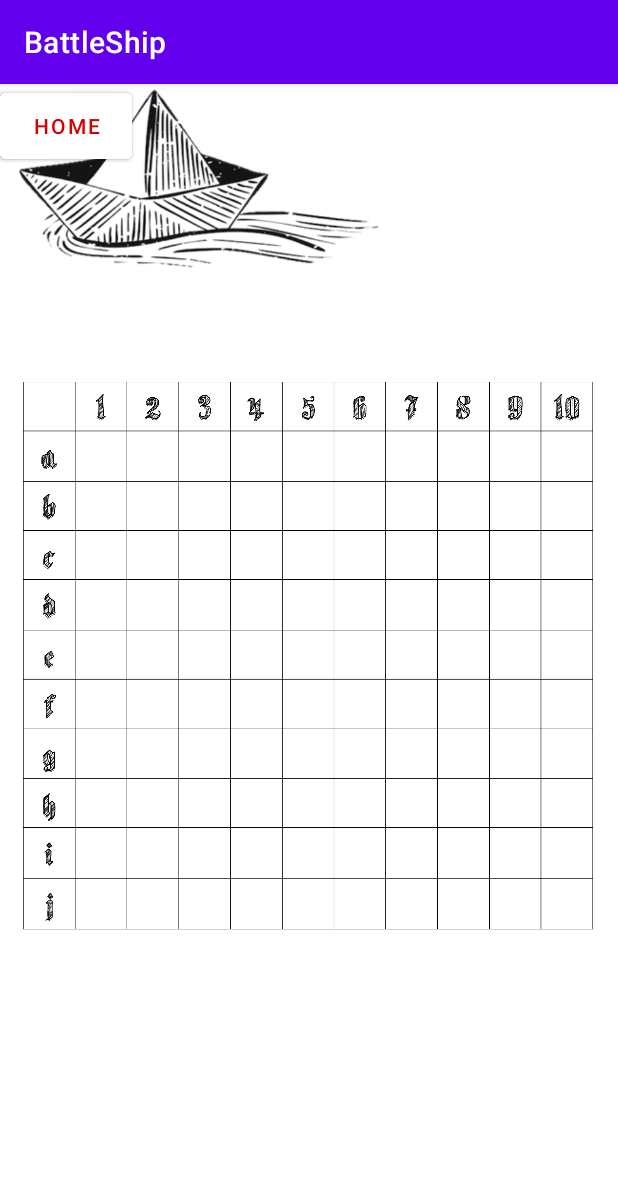
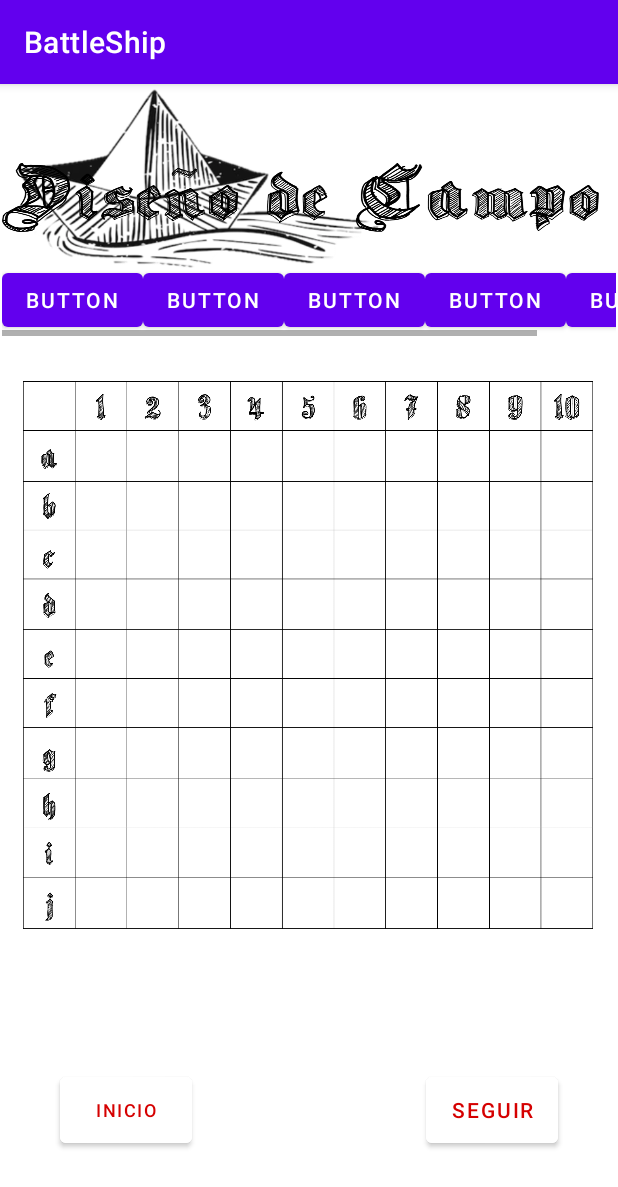
Before and after one commit to DimasSaucedo/BattleNavalAndroid, an Android app: the crea_tablero screen opened directly, with no data from a screen before it, on a phone screen of 412 x 824 dp. Shown: the top 1187 px of the screen. Run offline under Robolectric (Android 15) with nearby library versions, the phone set to English and light mode, and no system bars.

Commit message:
detalles
Detallar vista Perfil y Disenio de campo

```diff
--- a/app/src/main/res/layout/activity_crea_tablero.xml
+++ b/app/src/main/res/layout/activity_crea_tablero.xml
@@ -9,22 +9,55 @@
     <HorizontalScrollView
         android:id="@+id/horizontalScrollView"
         android:layout_width="409dp"
-        android:layout_height="81dp"
-        tools:layout_editor_absoluteX="2dp"
-        tools:layout_editor_absoluteY="60dp">
+        android:layout_height="wrap_content"
+        android:layout_marginTop="120dp"
+        app:layout_constraintEnd_toEndOf="parent"
+        app:layout_constraintStart_toStartOf="parent"
+        app:layout_constraintTop_toTopOf="parent">
 
         <LinearLayout
-            android:layout_width="wrap_content"
+            android:layout_width="match_parent"
             android:layout_height="match_parent"
-            android:orientation="vertical" >
+            android:orientation="horizontal">
 
+            <Button
+                android:id="@+id/button10"
+                android:layout_width="wrap_content"
+                android:layout_height="wrap_content"
+                android:layout_weight="1"
+                android:text="Button" />
+
+            <Button
+                android:id="@+id/button9"
+                android:layout_width="wrap_content"
+                android:layout_height="wrap_content"
+                android:layout_weight="1"
+                android:text="Button" />
+
+            <Button
+                android:id="@+id/button8"
+                android:layout_width="match_parent"
+                android:layout_height="wrap_content"
+                android:text="Button" />
+
+            <Button
+                android:id="@+id/button7"
+                android:layout_width="match_parent"
+                android:layout_height="wrap_content"
+                android:text="Button" />
+
+            <Button
+                android:id="@+id/button5"
+                android:layout_width="match_parent"
+                android:layout_height="wrap_content"
+                android:text="Button" />
         </LinearLayout>
     </HorizontalScrollView>
 
     <ImageView
         android:id="@+id/imageView5"
         android:layout_width="381dp"
-        android:layout_height="590dp"
+        android:layout_height="420dp"
         app:layout_constraintBottom_toBottomOf="parent"
         app:layout_constraintEnd_toEndOf="parent"
         app:layout_constraintStart_toStartOf="parent"
@@ -33,32 +66,46 @@
         app:srcCompat="@drawable/tablero" />
 
     <Button
-        android:id="@+id/btn_perfil"
+        android:id="@+id/btnHome"
         android:layout_width="wrap_content"
         android:layout_height="56dp"
+        android:layout_marginStart="40dp"
+        android:layout_marginBottom="56dp"
         android:backgroundTint="#FFFFFF"
-        android:text="perfil"
+        android:text="Inicio"
         android:textColor="#D50000"
         android:textSize="12sp"
-        tools:layout_editor_absoluteX="66dp"
-        tools:layout_editor_absoluteY="610dp" />
-
-    <Button
-        android:id="@+id/button5"
-        android:layout_width="wrap_content"
-        android:layout_height="56dp"
-        android:backgroundTint="#FFFFFF"
-        android:text="home"
-        android:textColor="#D50000"
-        tools:layout_editor_absoluteX="299dp"
-        tools:layout_editor_absoluteY="610dp" />
+        app:layout_constraintBottom_toBottomOf="parent"
+        app:layout_constraintStart_toStartOf="parent" />
 
     <ImageView
         android:id="@+id/imageView6"
         android:layout_width="268dp"
         android:layout_height="132dp"
         app:srcCompat="@drawable/barquito"
-        tools:layout_editor_absoluteX="143dp"
-        tools:layout_editor_absoluteY="560dp" />
+        tools:layout_editor_absoluteX="119dp"
+        tools:layout_editor_absoluteY="583dp" />
+
+    <Button
+        android:id="@+id/btnNext"
+        android:layout_width="wrap_content"
+        android:layout_height="56dp"
+        android:layout_marginEnd="40dp"
+        android:layout_marginBottom="56dp"
+        android:backgroundTint="#FFFFFF"
+        android:text="Seguir"
+        android:textColor="#D50000"
+        app:layout_constraintBottom_toBottomOf="parent"
+        app:layout_constraintEnd_toEndOf="parent" />
+
+    <TextView
+        android:id="@+id/textView17"
+        android:layout_width="0dp"
+        android:layout_height="60dp"
+        android:layout_marginTop="40dp"
+        android:background="@drawable/tit_disenio"
+        app:layout_constraintEnd_toEndOf="parent"
+        app:layout_constraintStart_toStartOf="parent"
+        app:layout_constraintTop_toTopOf="parent" />
 
 </androidx.constraintlayout.widget.ConstraintLayout>
```
Also changed, not shown: app/src/main/res/layout/activity_perfil.xml (+41 -20 lines), app/src/main/res/drawable/ancla.jpg (added), app/src/main/res/drawable/multijug.jpg (added), app/src/main/res/drawable/tit_disenio.png (added).
